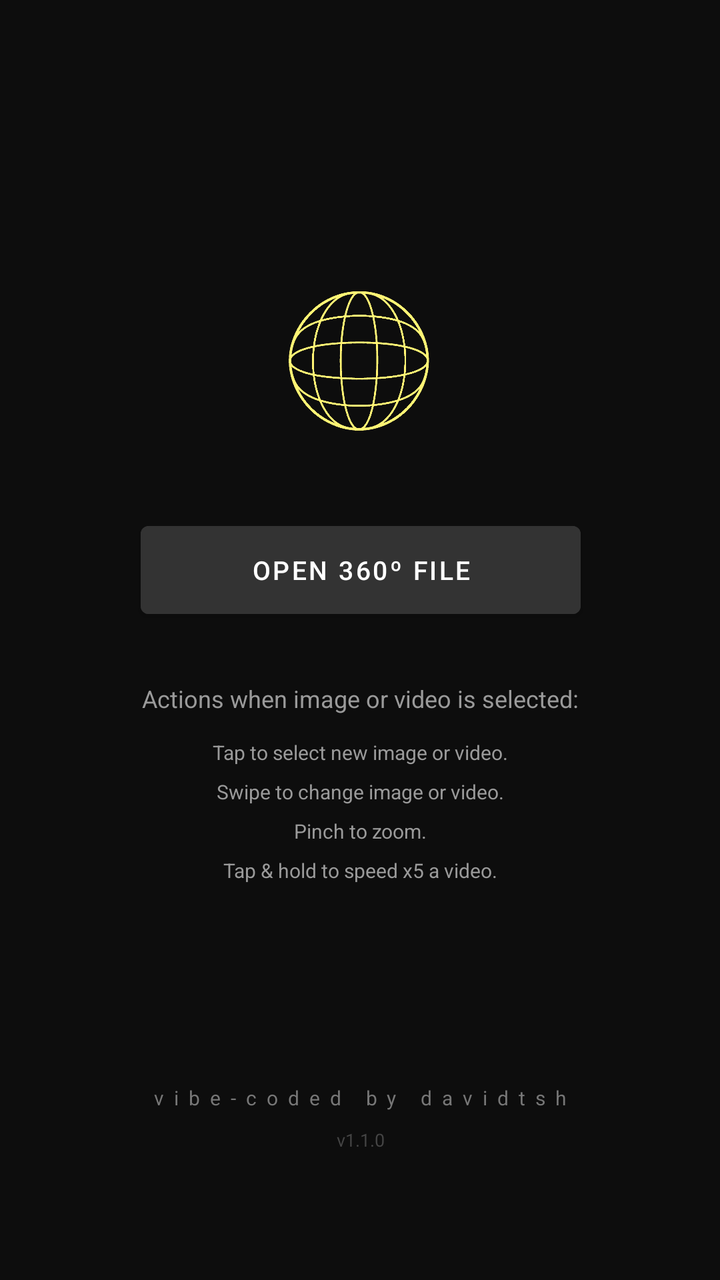
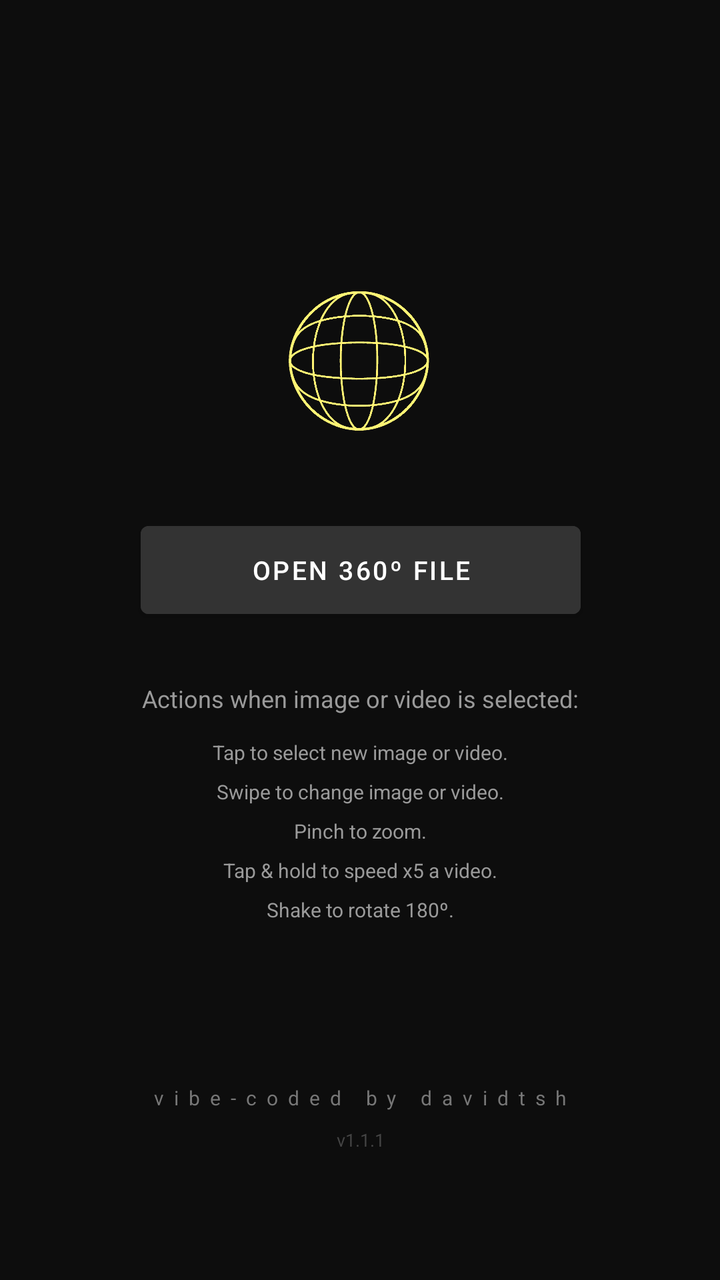

Before-and-after screenshots of an Android layout around one commit, followed by the original layout XML and the change that was made.
<!-- AndroidManifest.xml: application theme Theme.XReal360Viewer -->
<!-- res/layout/activity_main.xml -->
<?xml version="1.0" encoding="utf-8"?>
<androidx.constraintlayout.widget.ConstraintLayout
    xmlns:android="http://schemas.android.com/apk/res/android"
    xmlns:app="http://schemas.android.com/apk/res-auto"
    xmlns:tools="http://schemas.android.com/tools"
    android:layout_width="match_parent"
    android:layout_height="match_parent"
    android:background="#0D0D0D">

    <ImageView
        android:id="@+id/imgSphereLogo"
        android:layout_width="140dp"
        android:layout_height="140dp"
        android:layout_marginBottom="4dp"
        android:contentDescription="@string/app_name"
        android:scaleType="fitCenter"
        android:src="@drawable/ic_launcher_foreground"
        app:layout_constraintBottom_toTopOf="@id/btnPickImage"
        app:layout_constraintEnd_toEndOf="parent"
        app:layout_constraintHorizontal_bias="0.498"
        app:layout_constraintStart_toStartOf="parent" />

    <Button
        android:id="@+id/btnPickImage"
        android:layout_width="220dp"
        android:layout_height="56dp"
        android:backgroundTint="#333333"
        android:text="Open 360º file"
        android:textSize="13sp"
        app:layout_constraintBottom_toBottomOf="parent"
        app:layout_constraintEnd_toEndOf="parent"
        app:layout_constraintHorizontal_bias="0.502"
        app:layout_constraintStart_toStartOf="parent"
        app:layout_constraintTop_toTopOf="parent"
        app:layout_constraintVertical_bias="0.44" />

    <TextView
        android:id="@+id/tvInstructions"
        android:layout_width="0dp"
        android:layout_height="wrap_content"
        android:layout_marginStart="32dp"
        android:layout_marginTop="12dp"
        android:layout_marginEnd="32dp"
        android:gravity="center"
        android:lineSpacingExtra="8dp"
        android:text="Tap to select new image or video.&#10;Swipe to change image or video.&#10;Pinch to zoom.&#10;Tap &amp; hold to speed x5 a video."
        android:textColor="#9A9A9A"
        android:textSize="10sp"
        app:layout_constraintEnd_toEndOf="parent"
        app:layout_constraintHorizontal_bias="0.0"
        app:layout_constraintStart_toStartOf="parent"
        app:layout_constraintTop_toBottomOf="@id/tvInstructionsHeader" />

    <TextView
        android:id="@+id/tvInstructionsHeader"
        android:layout_width="0dp"
        android:layout_height="wrap_content"
        android:layout_marginStart="32dp"
        android:layout_marginTop="28dp"
        android:layout_marginEnd="32dp"
        android:gravity="center"
        android:text="Actions when image or video is selected:"
        android:textColor="#9A9A9A"
        android:textSize="12sp"
        app:layout_constraintEnd_toEndOf="parent"
        app:layout_constraintHorizontal_bias="0.0"
        app:layout_constraintStart_toStartOf="parent"
        app:layout_constraintTop_toBottomOf="@id/btnPickImage" />

    <TextView
        android:id="@+id/tvCredit"
        android:layout_width="wrap_content"
        android:layout_height="wrap_content"
        android:layout_marginBottom="8dp"
        android:letterSpacing="0.5"
        android:text="vibe-coded by davidtsh"
        android:textColor="#777777"
        android:textSize="10sp"
        app:layout_constraintBottom_toTopOf="@id/tvVersion"
        app:layout_constraintEnd_toEndOf="parent"
        app:layout_constraintStart_toStartOf="parent" />

    <TextView
        android:id="@+id/tvVersion"
        android:layout_width="wrap_content"
        android:layout_height="wrap_content"
        android:layout_marginBottom="64dp"
        android:text="v1.1.0"
        android:textColor="#444444"
        android:textSize="9sp"
        app:layout_constraintBottom_toBottomOf="parent"
        app:layout_constraintEnd_toEndOf="parent"
        app:layout_constraintHorizontal_bias="0.501"
        app:layout_constraintStart_toStartOf="parent" />

</androidx.constraintlayout.widget.ConstraintLayout>
<!-- resources referenced by this layout -->
<resources>
  <!-- drawable ic_launcher_foreground: png bitmap (drawable, 100624 bytes) -->
  <string name="app_name">XREAL 360° Viewer</string>
  <style name="Theme.XReal360Viewer" parent="Theme.MaterialComponents.DayNight.NoActionBar">
          <item name="colorPrimary">#1A73E8</item>
          <item name="colorPrimaryVariant">#1557B0</item>
          <item name="colorOnPrimary">#FFFFFF</item>
          <item name="android:windowBackground">#000000</item>
          <item name="android:windowSplashScreenBackground">#000000</item>
          <item name="android:windowSplashScreenAnimatedIcon">@drawable/transparent</item>
      </style>
  <!-- drawable transparent (drawable) -->
  <?xml version="1.0" encoding="utf-8"?>
  <shape xmlns:android="http://schemas.android.com/apk/res/android">
      <solid android:color="@android:color/transparent" />
  </shape>
</resources>

<!-- the commit's change to res/layout/activity_main.xml (unified diff, before → after) -->
@@ -43,7 +43,7 @@
         android:layout_marginEnd="32dp"
         android:gravity="center"
         android:lineSpacingExtra="8dp"
-        android:text="Tap to select new image or video.&#10;Swipe to change image or video.&#10;Pinch to zoom.&#10;Tap &amp; hold to speed x5 a video."
+        android:text="Tap to select new image or video.&#10;Swipe to change image or video.&#10;Pinch to zoom.&#10;Tap &amp; hold to speed x5 a video.&#10;Shake to rotate 180º."
         android:textColor="#9A9A9A"
         android:textSize="10sp"
         app:layout_constraintEnd_toEndOf="parent"
@@ -85,7 +85,7 @@
         android:layout_width="wrap_content"
         android:layout_height="wrap_content"
         android:layout_marginBottom="64dp"
-        android:text="v1.1.0"
+        android:text="v1.1.1"
         android:textColor="#444444"
         android:textSize="9sp"
         app:layout_constraintBottom_toBottomOf="parent"
